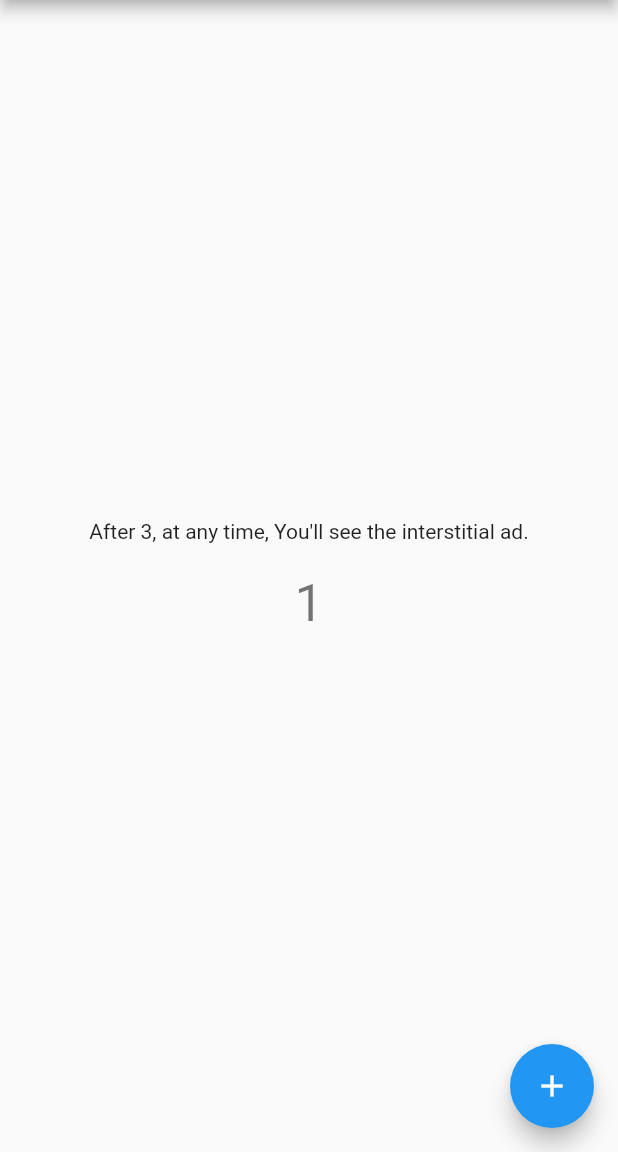
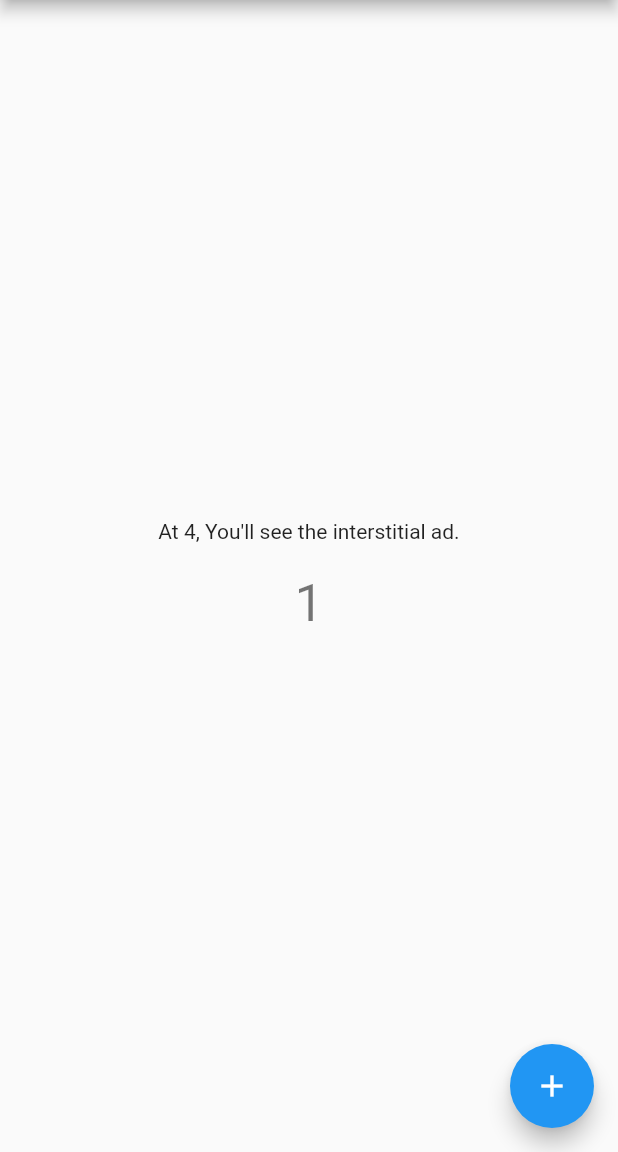
Before and after one commit to abhishek-joflee/admob_demo, a Flutter app: the screen it shows after launch, after a tap on the "add" icon, on a phone screen of 412 x 824 dp, the part 84-1236 px from its top. Run offline on Flutter 3.47's test engine with Material 2 defaults, Android fonts, the phone set to English and light mode, and no system bars; our stand-ins replace google_mobile_ads.

Commit message:
Surity added

```diff
--- a/lib/homepage_screen.dart
+++ b/lib/homepage_screen.dart
@@ -44,6 +44,7 @@ class _MyHomePageState extends State<MyHomePage> {
 
   @override
   void initState() {
+    _loadInterstitialAd();
     super.initState();
   }
 
@@ -57,10 +58,7 @@ class _MyHomePageState extends State<MyHomePage> {
     setState(() {
       _counter++;
     });
-    if (_counter >= 3 && !_isInterstitialAdReady) {
-      _loadInterstitialAd();
-    }
-    if (_isInterstitialAdReady) {
+    if (_counter >= 4 && _isInterstitialAdReady) {
       _interstitialAd?.show();
     }
   }
@@ -75,9 +73,7 @@ class _MyHomePageState extends State<MyHomePage> {
         child: Column(
           mainAxisAlignment: MainAxisAlignment.center,
           children: <Widget>[
-            const Text(
-              'After 3, at any time, You\'ll see the interstitial ad.',
-            ),
+            const Text('At 4, You\'ll see the interstitial ad.'),
             const SizedBox(height: 20.0),
             Text(
               '$_counter',
```
